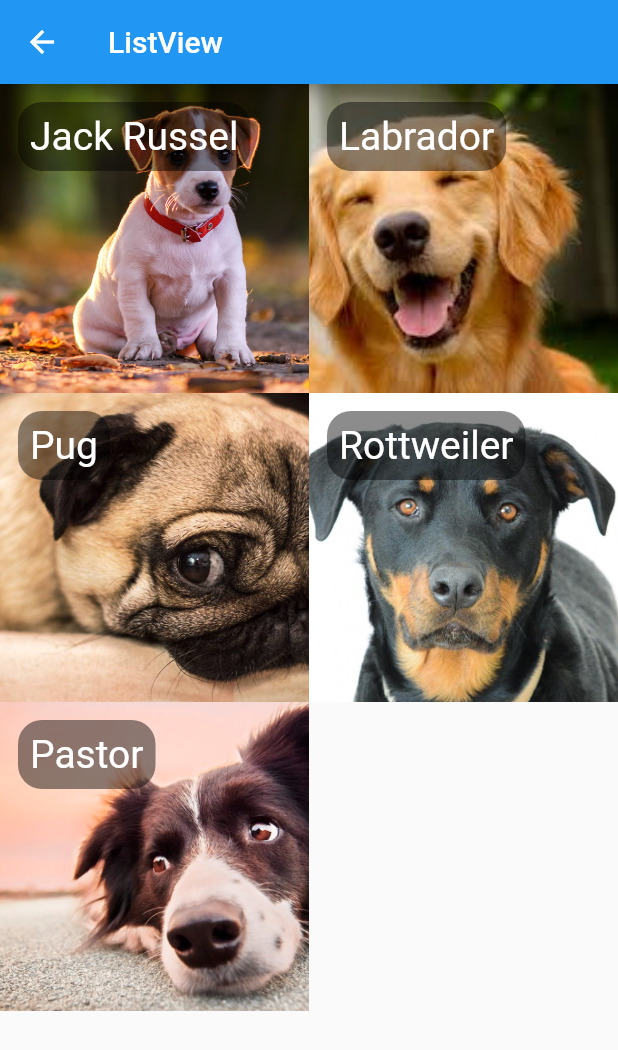
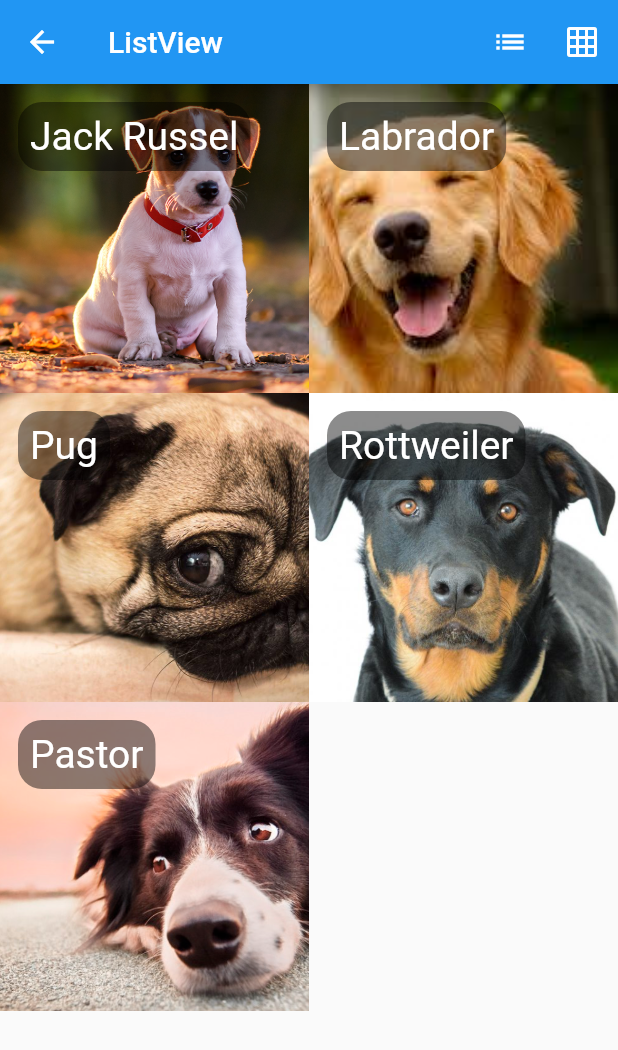
Before and after one commit to rodrigosa/FlutterHelloWorld, a Flutter app: the HelloListView screen opened directly, on a phone screen of 412 x 824 dp. Shown: the top 1050 px of the screen. Run offline on Flutter 3.47's test engine with Material 2 defaults, Android fonts, the phone set to English and light mode, and no system bars.

Commit message:
Ações na appBar

```diff
--- a/lib/pages/hello_listview.dart
+++ b/lib/pages/hello_listview.dart
@@ -14,6 +14,18 @@ class HelloListView extends StatelessWidget {
     return Scaffold(
       appBar: AppBar(
         title: Text("ListView"),
+        actions: [
+          IconButton(
+              icon: Icon(Icons.list),
+              onPressed: () {
+                print("Lista");
+              }),
+          IconButton(
+              icon: Icon(Icons.grid_on),
+              onPressed: () {
+                print("Grid");
+              })
+        ],
       ),
       body: _body(),
     );
@@ -30,7 +42,8 @@ class HelloListView extends StatelessWidget {
 
     return GridView.builder(
       itemCount: dogs.length,
-      gridDelegate: SliverGridDelegateWithFixedCrossAxisCount(crossAxisCount: 2),
+      gridDelegate:
+          SliverGridDelegateWithFixedCrossAxisCount(crossAxisCount: 2),
       itemBuilder: (context, index) {
         Dog dog = dogs[index];
         return Stack(
@@ -38,17 +51,20 @@ class HelloListView extends StatelessWidget {
 
           /// Pode-se usar também o SizedBox.expand()
           children: [
-            _img(dog.foto), /// Nesta ordem a foto fica por baixo do nome
-            Container( /// Ao inv[es de Container pode-se usar também o widget Align, porém o Container possui mais recursos
+            _img(dog.foto),
+
+            /// Nesta ordem a foto fica por baixo do nome
+            Container(
+              /// Ao inv[es de Container pode-se usar também o widget Align, porém o Container possui mais recursos
               alignment: Alignment.topLeft,
               child: Container(
                 margin: EdgeInsets.all(12),
                 padding: EdgeInsets.all(8),
                 decoration: BoxDecoration(
-                  /// O Black45 possui 45% de opacidade
-                  color: Colors.black45,
-                  borderRadius: BorderRadius.circular(16)
-                ),
+
+                    /// O Black45 possui 45% de opacidade
+                    color: Colors.black45,
+                    borderRadius: BorderRadius.circular(16)),
                 child: Text(
                   dog.nome,
                   style: TextStyle(fontSize: 26, color: Colors.white),
```
